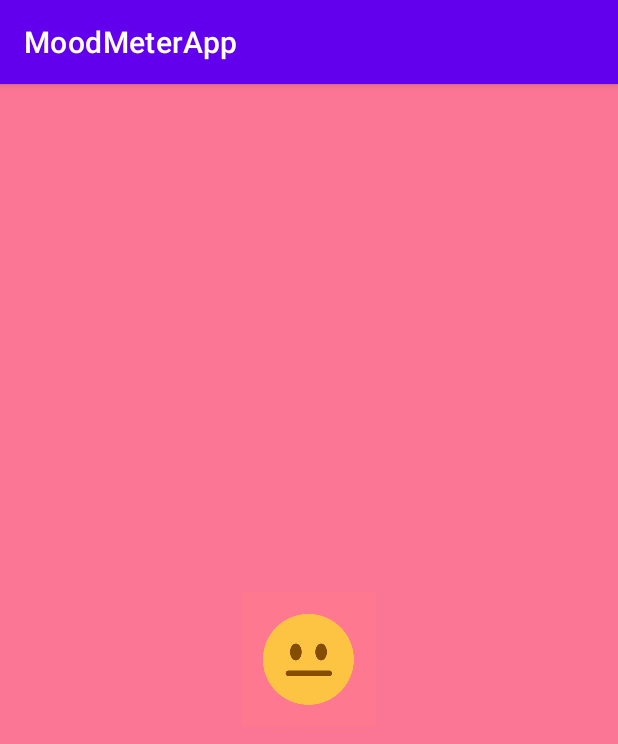
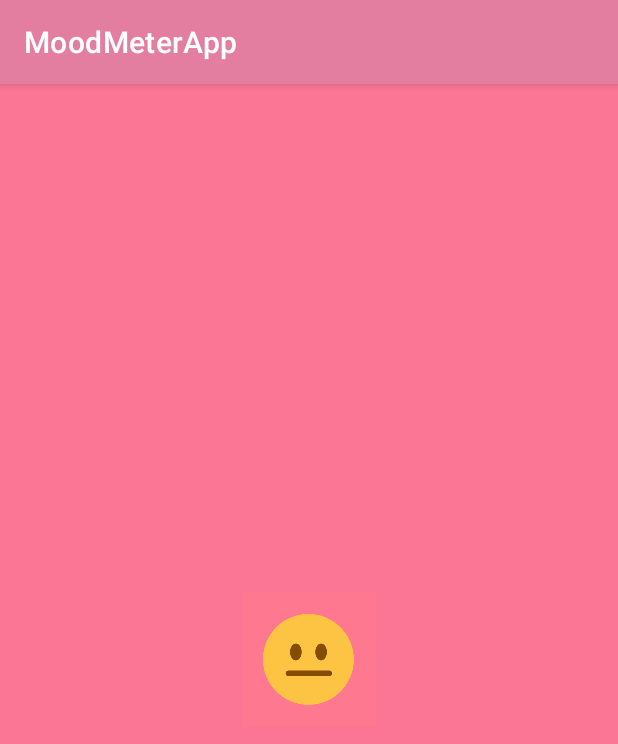
Before and after one commit to Tejureddi/MoodMeterApp, an Android app: the screen it shows after launch (Splash_Screen), on a phone screen of 412 x 824 dp. Shown: the top 744 px of the screen. Run offline under Robolectric (Android 15) with nearby library versions, the phone set to English and light mode, and no system bars.

Commit message:
changed styles/design (primary color + yellow hue), 11/16

```diff
--- a/app/src/main/AndroidManifest.xml
+++ b/app/src/main/AndroidManifest.xml
@@ -23,7 +23,8 @@
         </activity>
         <activity
             android:name=".DisplayCalendarActivity"
-            android:exported="true" />
+            android:exported="true"
+            android:parentActivityName=".MoodPickerActivity"/>
         <activity
             android:name=".ResourcesActivity"
             android:exported="true" />
--- a/app/src/main/java/com/example/moodmeterapp/DisplayCalendarActivity.java
+++ b/app/src/main/java/com/example/moodmeterapp/DisplayCalendarActivity.java
@@ -174,7 +174,7 @@ public class DisplayCalendarActivity extends AppCompatActivity {
                 // if the recorded mood is in the yellow zone, add a yellow image to the array of drawable files
 
                 else if (m.getColor().equals("yellow")) {
-                    array[i - 1] = R.drawable.yellow;
+                    array[i - 1] = R.drawable.yellow_mood;
                 }
 
                 // if the recorded mood is in the green zone, add a green image to the array of drawable files
--- a/app/src/main/res/values-night/themes.xml
+++ b/app/src/main/res/values-night/themes.xml
@@ -2,13 +2,13 @@
     <!-- Base application theme. -->
     <style name="Theme.MoodMeterApp" parent="Theme.MaterialComponents.DayNight.DarkActionBar">
         <!-- Primary brand color. -->
-        <item name="colorPrimary">@color/purple_200</item>
-        <item name="colorPrimaryVariant">@color/purple_700</item>
-        <item name="colorOnPrimary">@color/black</item>
+        <item name="colorPrimary">@color/pink</item>
+        <item name="colorPrimaryVariant">@color/pink</item>
+        <item name="colorOnPrimary">@color/pink</item>
         <!-- Secondary brand color. -->
-        <item name="colorSecondary">@color/teal_200</item>
-        <item name="colorSecondaryVariant">@color/teal_200</item>
-        <item name="colorOnSecondary">@color/black</item>
+        <item name="colorSecondary">@color/pink</item>
+        <item name="colorSecondaryVariant">@color/pink</item>
+        <item name="colorOnSecondary">@color/pink</item>
         <!-- Status bar color. -->
         <item name="android:statusBarColor" tools:targetApi="l">?attr/colorPrimaryVariant</item>
         <!-- Customize your theme here. -->
--- a/app/src/main/res/values/themes.xml
+++ b/app/src/main/res/values/themes.xml
@@ -2,8 +2,8 @@
     <!-- Base application theme. -->
     <style name="Theme.MoodMeterApp" parent="Theme.MaterialComponents.DayNight.DarkActionBar">
         <!-- Primary brand color. -->
-        <item name="colorPrimary">@color/purple_500</item>
-        <item name="colorPrimaryVariant">@color/purple_700</item>
+        <item name="colorPrimary">@color/pink</item>
+        <item name="colorPrimaryVariant">@color/pink</item>
         <item name="colorOnPrimary">@color/white</item>
         <!-- Secondary brand color. -->
         <item name="colorSecondary">@color/teal_200</item>
```
Also changed, not shown: app/src/main/res/drawable-v24/yellow.png (deleted), app/src/main/res/drawable-v24/yellow_mood.jpg (added), app/src/main/res/drawable-v24/yellow_mood.png (deleted).
